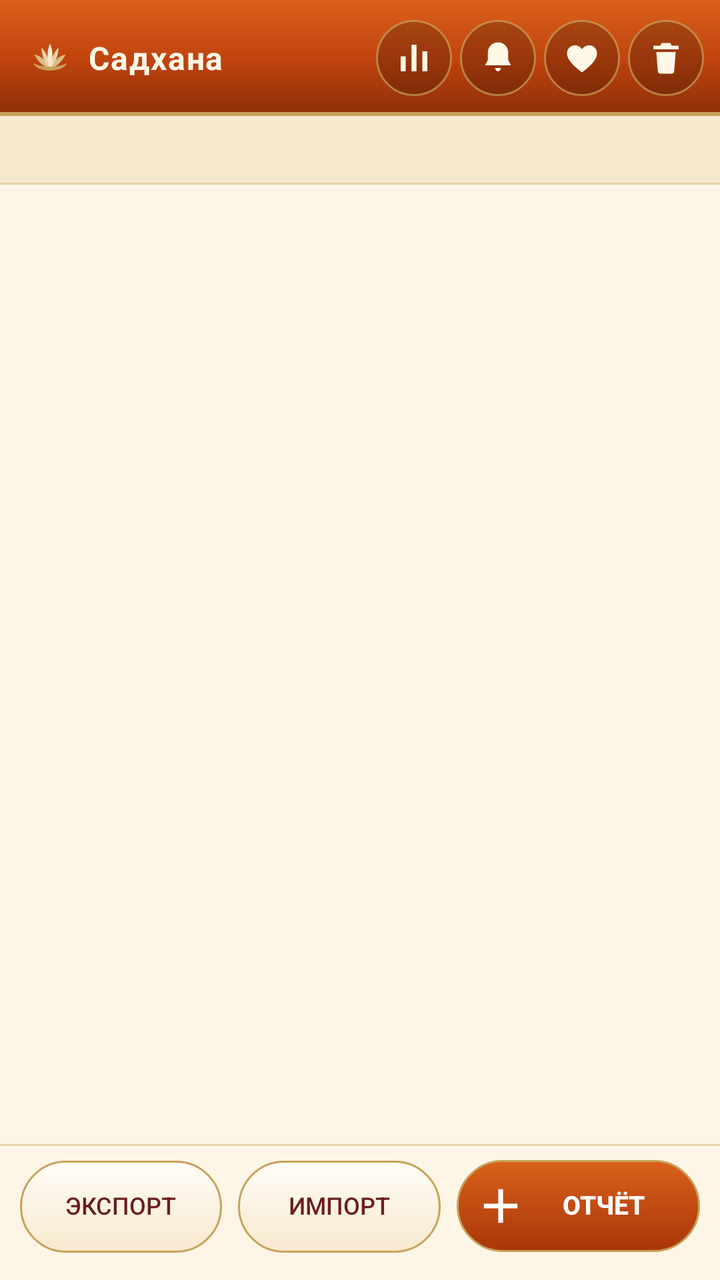
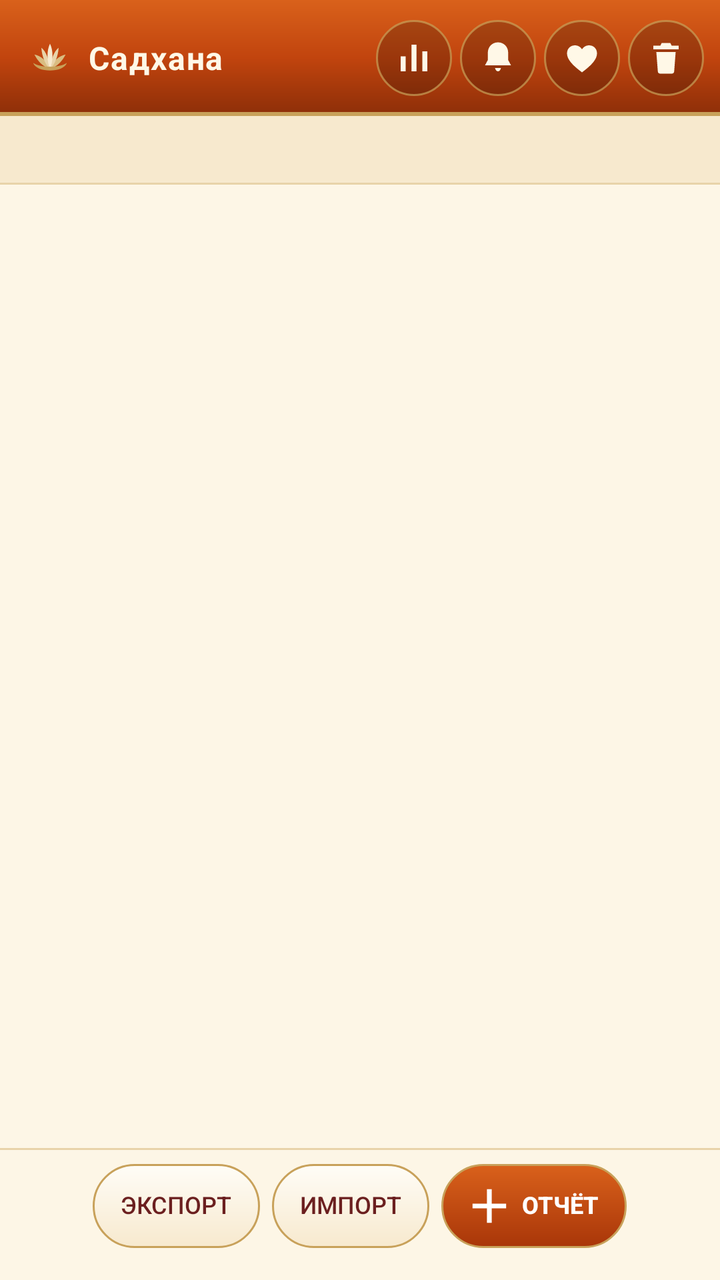

Screens rendered from an Android XML layout before and after an edit, with the pre-edit source and the edit as a unified diff.
<!-- AndroidManifest.xml: application theme AppTheme -->
<!-- res/layout/activity_main.xml -->
<?xml version="1.0" encoding="utf-8"?>
<LinearLayout xmlns:android="http://schemas.android.com/apk/res/android"
    android:layout_width="match_parent"
    android:layout_height="match_parent"
    android:orientation="vertical"
    android:background="@color/cream">

    
    <LinearLayout
        android:layout_width="match_parent"
        android:layout_height="wrap_content"
        android:orientation="horizontal"
        android:background="@drawable/bg_header"
        android:gravity="center_vertical"
        android:paddingLeft="14dp"
        android:paddingRight="8dp"
        android:paddingTop="10dp"
        android:paddingBottom="10dp">

        <ImageView
            android:layout_width="22dp"
            android:layout_height="22dp"
            android:src="@drawable/ic_lotus"
            android:contentDescription="@string/lotus" />

        <TextView
            android:id="@+id/header"
            style="@style/HeaderTitle"
            android:layout_width="0dp"
            android:layout_height="wrap_content"
            android:layout_weight="1"
            android:layout_marginLeft="8dp"
            android:text="@string/app_name" />

        <ImageButton
            android:id="@+id/btnStats"
            android:layout_width="38dp"
            android:layout_height="38dp"
            android:layout_marginLeft="4dp"
            android:padding="9dp"
            android:background="@drawable/btn_icon"
            android:src="@drawable/ic_stats"
            android:scaleType="fitCenter"
            android:contentDescription="@string/stats_title" />

        <ImageButton
            android:id="@+id/btnSettings"
            android:layout_width="38dp"
            android:layout_height="38dp"
            android:layout_marginLeft="4dp"
            android:padding="9dp"
            android:background="@drawable/btn_icon"
            android:src="@drawable/ic_alarm"
            android:scaleType="fitCenter"
            android:contentDescription="@string/reminder_title" />

        <ImageButton
            android:id="@+id/btnDonate"
            android:layout_width="38dp"
            android:layout_height="38dp"
            android:layout_marginLeft="4dp"
            android:padding="9dp"
            android:background="@drawable/btn_icon"
            android:src="@drawable/ic_heart"
            android:scaleType="fitCenter"
            android:contentDescription="@string/donate_title" />

        <ImageButton
            android:id="@+id/btnDeleteAll"
            android:layout_width="38dp"
            android:layout_height="38dp"
            android:layout_marginLeft="4dp"
            android:padding="9dp"
            android:background="@drawable/btn_icon"
            android:src="@drawable/ic_trash"
            android:scaleType="fitCenter"
            android:contentDescription="@string/delete_all_title" />
    </LinearLayout>

    <TextView
        android:id="@+id/summary"
        android:layout_width="match_parent"
        android:layout_height="wrap_content"
        android:background="@drawable/bg_summary"
        android:paddingLeft="16dp"
        android:paddingRight="16dp"
        android:paddingTop="9dp"
        android:paddingBottom="9dp"
        android:textColor="@color/ink"
        android:textSize="12sp"
        android:lineSpacingExtra="1dp"
        android:text="" />

    <FrameLayout
        android:layout_width="match_parent"
        android:layout_height="0dp"
        android:layout_weight="1">

        <ListView
            android:id="@+id/list"
            android:layout_width="match_parent"
            android:layout_height="match_parent"
            android:divider="@null"
            android:dividerHeight="0dp"
            android:paddingLeft="10dp"
            android:paddingRight="10dp"
            android:paddingTop="8dp"
            android:paddingBottom="8dp"
            android:clipToPadding="false"
            android:scrollbars="vertical" />

        <TextView
            android:id="@+id/empty"
            android:layout_width="match_parent"
            android:layout_height="match_parent"
            android:gravity="center"
            android:paddingLeft="32dp"
            android:paddingRight="32dp"
            android:text="@string/empty_hint"
            android:textColor="@color/ink_soft"
            android:textSize="15sp"
            android:lineSpacingExtra="4dp"
            android:visibility="gone" />
    </FrameLayout>

    
    <LinearLayout
        android:id="@+id/bottomBar"
        android:layout_width="match_parent"
        android:layout_height="wrap_content"
        android:orientation="horizontal"
        android:clipChildren="false"
        android:clipToPadding="false"
        android:background="@drawable/bg_bottom_bar"
        android:paddingLeft="10dp"
        android:paddingRight="10dp"
        android:paddingTop="8dp"
        android:paddingBottom="14dp">

        <Button
            android:id="@+id/btnExport"
            android:layout_width="0dp"
            android:layout_height="46dp"
            android:layout_weight="1"
            android:text="Экспорт"
            android:textSize="12sp"
            android:insetTop="0dp"
            android:insetBottom="0dp"
            android:stateListAnimator="@null"
            android:elevation="0dp"
            android:includeFontPadding="false"
            android:gravity="center"
            android:background="@drawable/btn_gold"
            android:textColor="@color/maroon" />

        <Button
            android:id="@+id/btnImport"
            android:layout_width="0dp"
            android:layout_height="46dp"
            android:layout_weight="1"
            android:layout_marginLeft="8dp"
            android:text="Импорт"
            android:textSize="12sp"
            android:insetTop="0dp"
            android:insetBottom="0dp"
            android:stateListAnimator="@null"
            android:elevation="0dp"
            android:includeFontPadding="false"
            android:gravity="center"
            android:background="@drawable/btn_gold"
            android:textColor="@color/maroon" />

        <Button
            android:id="@+id/btnAdd"
            android:layout_width="0dp"
            android:layout_height="46dp"
            android:layout_weight="1.2"
            android:layout_marginLeft="8dp"
            android:text="Отчёт"
            android:textSize="13sp"
            android:textStyle="bold"
            android:drawableLeft="@drawable/ic_plus"
            android:drawablePadding="5dp"
            android:paddingLeft="10dp"
            android:paddingRight="14dp"
            android:insetTop="0dp"
            android:insetBottom="0dp"
            android:stateListAnimator="@null"
            android:elevation="0dp"
            android:includeFontPadding="false"
            android:gravity="center"
            android:background="@drawable/btn_primary"
            android:textColor="@color/white" />
    </LinearLayout>
</LinearLayout>
<!-- resources referenced by this layout -->
<resources>
  <color name="cream">#FDF6E6</color>
  <color name="ink">#3B2416</color>
  <color name="ink_soft">#8A6A52</color>
  <color name="maroon">#6B1F1F</color>
  <color name="white">#FFFFFF</color>
  <!-- drawable bg_summary (drawable) -->
  <?xml version="1.0" encoding="utf-8"?>
  <layer-list xmlns:android="http://schemas.android.com/apk/res/android">
      <item>
          <shape android:shape="rectangle">
              <solid android:color="#F7E9CE" />
          </shape>
      </item>
      <item
          android:gravity="bottom"
          android:height="1dp">
          <shape android:shape="rectangle">
              <solid android:color="#E8D3A9" />
          </shape>
      </item>
  </layer-list>
  <!-- drawable btn_gold (drawable) -->
  <?xml version="1.0" encoding="utf-8"?>
  <shape xmlns:android="http://schemas.android.com/apk/res/android"
      android:shape="rectangle">
      <gradient
          android:angle="270"
          android:startColor="#FFFDF7"
          android:endColor="#F7E9CE" />
      <corners android:radius="23dp" />
      <stroke
          android:width="1dp"
          android:color="#C8A15A" />
  </shape>
  <!-- drawable btn_icon (drawable) -->
  <?xml version="1.0" encoding="utf-8"?>
  <shape xmlns:android="http://schemas.android.com/apk/res/android"
      android:shape="oval">
      <solid android:color="#33000000" />
      <stroke
          android:width="1dp"
          android:color="#B3C8A15A" />
  </shape>
  <!-- drawable btn_primary (drawable) -->
  <?xml version="1.0" encoding="utf-8"?>
  <shape xmlns:android="http://schemas.android.com/apk/res/android"
      android:shape="rectangle">
      <gradient
          android:angle="270"
          android:startColor="#D9611B"
          android:endColor="#A93609" />
      <corners android:radius="23dp" />
      <stroke
          android:width="1dp"
          android:color="#C8A15A" />
  </shape>
  <!-- drawable ic_plus (drawable) -->
  <?xml version="1.0" encoding="utf-8"?>
  <vector xmlns:android="http://schemas.android.com/apk/res/android"
      android:width="24dp"
      android:height="24dp"
      android:viewportWidth="24"
      android:viewportHeight="24">
      <path
          android:fillColor="#FFFFFF"
          android:pathData="M10.8,3.6 L13.2,3.6 L13.2,10.8 L20.4,10.8 L20.4,13.2 L13.2,13.2 L13.2,20.4 L10.8,20.4 L10.8,13.2 L3.6,13.2 L3.6,10.8 L10.8,10.8 Z" />
  </vector>
  <!-- drawable ic_stats (drawable) -->
  <?xml version="1.0" encoding="utf-8"?>
  <vector xmlns:android="http://schemas.android.com/apk/res/android"
      android:width="24dp"
      android:height="24dp"
      android:viewportWidth="24"
      android:viewportHeight="24">
      <path
          android:fillColor="#FFF8E7"
          android:pathData="M4,20 L7,20 L7,11 L4,11 Z M10.5,20 L13.5,20 L13.5,4 L10.5,4 Z M17,20 L20,20 L20,8 L17,8 Z" />
  </vector>
  <string name="app_name">Садхана</string>
  <string name="delete_all_title">Удалить все записи</string>
  <string name="donate_title">Поддержать проект</string>
  <string name="empty_hint">Пока нет ни одного отчёта.\n\nНажмите «＋ Отчёт», чтобы заполнить отчёт за сегодня.</string>
  <string name="lotus">Лотос</string>
  <string name="reminder_title">Напоминание</string>
  <string name="stats_title">Графики</string>
  <style name="HeaderTitle">
          <item name="android:textColor">#FFF8E7</item>
          <item name="android:textSize">16sp</item>
          <item name="android:textStyle">bold</item>
          <item name="android:maxLines">1</item>
          <item name="android:ellipsize">end</item>
          <item name="android:letterSpacing">0.04</item>
      </style>
  <style name="AppTheme" parent="@android:style/Theme.Material.Light.NoActionBar">
          <item name="android:colorPrimary">#C1440E</item>
          <item name="android:colorPrimaryDark">#8C2E08</item>
          <item name="android:colorAccent">#C8A15A</item>
          <item name="android:windowBackground">#FDF6E6</item>
          <item name="android:textColorPrimary">#3B2416</item>
          <item name="android:textColorSecondary">#8A6A52</item>
      </style>
  <!-- unchanged entries left out for length: 6 -->
</resources>

<!-- the commit's change to res/layout/activity_main.xml (unified diff, before → after) -->
@@ -129,19 +129,22 @@
         android:layout_width="match_parent"
         android:layout_height="wrap_content"
         android:orientation="horizontal"
+        android:gravity="center"
         android:clipChildren="false"
         android:clipToPadding="false"
         android:background="@drawable/bg_bottom_bar"
-        android:paddingLeft="10dp"
-        android:paddingRight="10dp"
+        android:paddingLeft="8dp"
+        android:paddingRight="8dp"
         android:paddingTop="8dp"
-        android:paddingBottom="14dp">
+        android:paddingBottom="16dp">
 
         <Button
             android:id="@+id/btnExport"
-            android:layout_width="0dp"
-            android:layout_height="46dp"
-            android:layout_weight="1"
+            android:layout_width="wrap_content"
+            android:layout_height="42dp"
+            android:minWidth="0dp"
+            android:paddingLeft="14dp"
+            android:paddingRight="14dp"
             android:text="Экспорт"
             android:textSize="12sp"
             android:insetTop="0dp"
@@ -155,10 +158,12 @@
 
         <Button
             android:id="@+id/btnImport"
-            android:layout_width="0dp"
-            android:layout_height="46dp"
-            android:layout_weight="1"
-            android:layout_marginLeft="8dp"
+            android:layout_width="wrap_content"
+            android:layout_height="42dp"
+            android:minWidth="0dp"
+            android:layout_marginLeft="6dp"
+            android:paddingLeft="14dp"
+            android:paddingRight="14dp"
             android:text="Импорт"
             android:textSize="12sp"
             android:insetTop="0dp"
@@ -172,16 +177,16 @@
 
         <Button
             android:id="@+id/btnAdd"
-            android:layout_width="0dp"
-            android:layout_height="46dp"
-            android:layout_weight="1.2"
-            android:layout_marginLeft="8dp"
+            android:layout_width="wrap_content"
+            android:layout_height="42dp"
+            android:minWidth="0dp"
+            android:layout_marginLeft="6dp"
             android:text="Отчёт"
-            android:textSize="13sp"
+            android:textSize="12sp"
             android:textStyle="bold"
             android:drawableLeft="@drawable/ic_plus"
-            android:drawablePadding="5dp"
-            android:paddingLeft="10dp"
+            android:drawablePadding="4dp"
+            android:paddingLeft="12dp"
             android:paddingRight="14dp"
             android:insetTop="0dp"
             android:insetBottom="0dp"
<!-- resource entries referenced after the edit -->
@@ -29,7 +29,7 @@
           android:angle="270"
           android:startColor="#FFFDF7"
           android:endColor="#F7E9CE" />
-      <corners android:radius="23dp" />
+      <corners android:radius="21dp" />
       <stroke
           android:width="1dp"
           android:color="#C8A15A" />
@@ -51,7 +51,7 @@
           android:angle="270"
           android:startColor="#D9611B"
           android:endColor="#A93609" />
-      <corners android:radius="23dp" />
+      <corners android:radius="21dp" />
       <stroke
           android:width="1dp"
           android:color="#C8A15A" />
